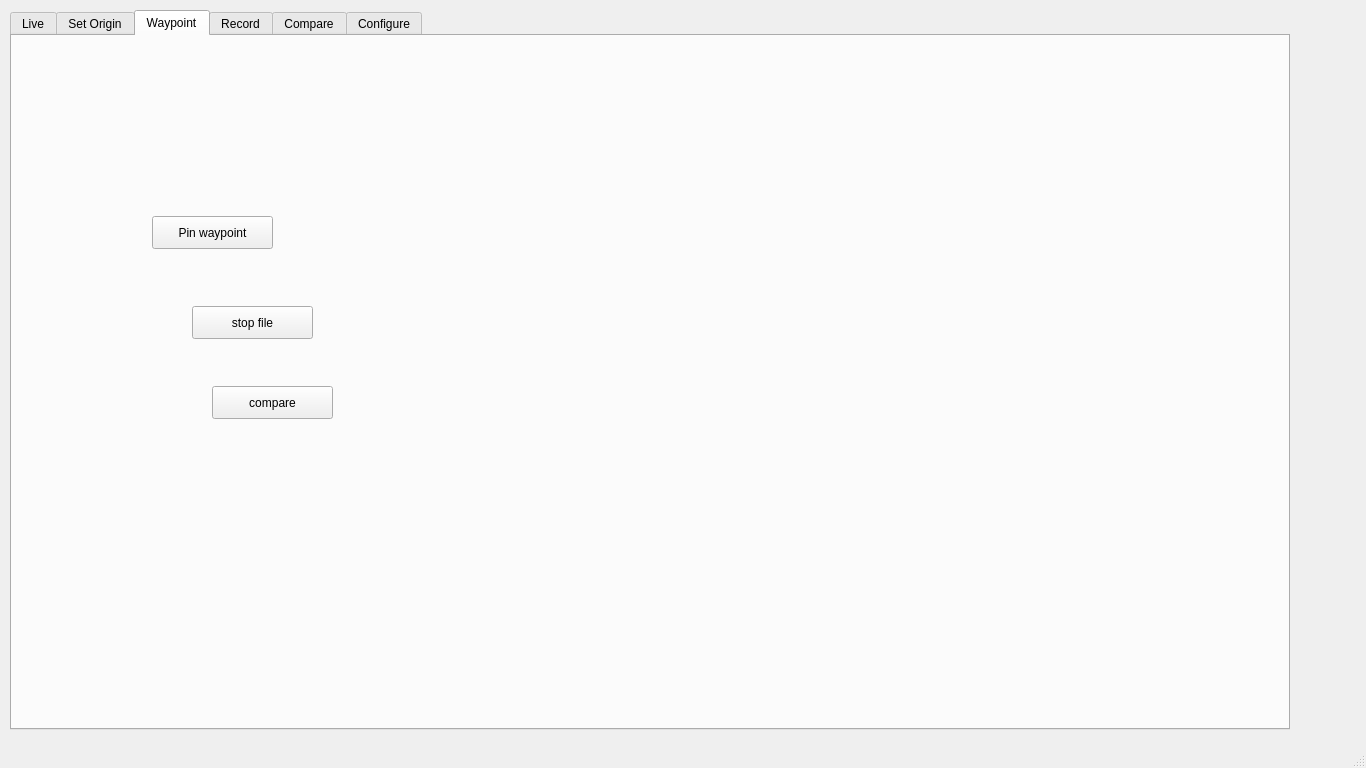
First picture: the form in src/GUI_Window.ui, repository Kabilan-T/GUI_for_Trajectory_Benchmarking_with_Indoor_GPS, before the edit.
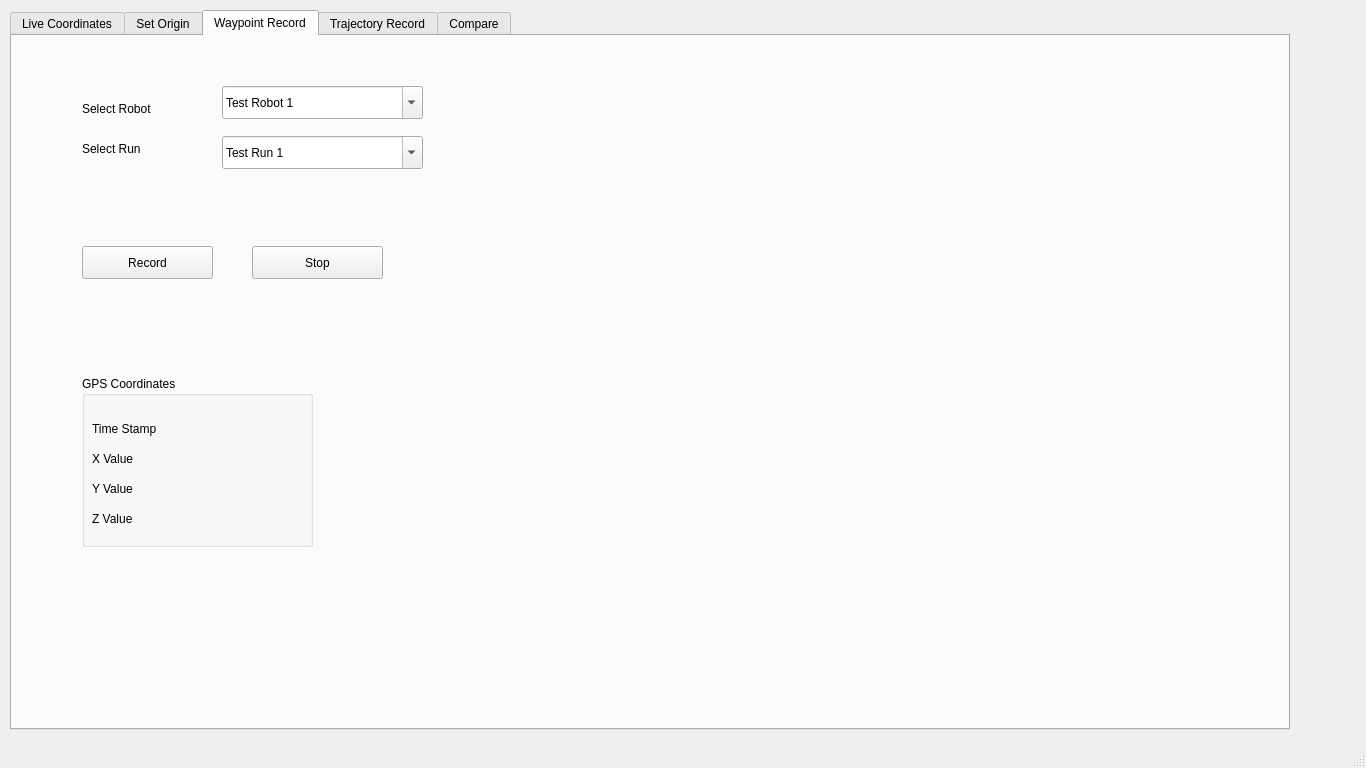
Second picture: the form after the edit. The open tabs and pages were chosen to show the change.

Commit message: Moved functions to MyGUI_Application class

```diff
--- a/src/GUI_Window.ui
+++ b/src/GUI_Window.ui
@@ -37,7 +37,7 @@
     </property>
     <widget class="QWidget" name="live_tab">
      <attribute name="title">
-      <string>Live</string>
+      <string>Live Coordinates</string>
      </attribute>
      <widget class="QLabel" name="live_label_visualization_window">
       <property name="geometry">
@@ -554,28 +554,87 @@
     </widget>
     <widget class="QWidget" name="waypoint_tab">
      <attribute name="title">
-      <string>Waypoint</string>
+      <string>Waypoint Record</string>
      </attribute>
-     <widget class="QPushButton" name="waypoint_pinwaypoint_button">
+     <widget class="QComboBox" name="waypoint_run_comboBox">
       <property name="geometry">
        <rect>
-        <x>140</x>
-        <y>180</y>
-        <width>121</width>
+        <x>210</x>
+        <y>100</y>
+        <width>201</width>
+        <height>33</height>
+       </rect>
+      </property>
+      <property name="editable">
+       <bool>true</bool>
+      </property>
+      <property name="currentText">
+       <string>Test Run 1</string>
+      </property>
+      <item>
+       <property name="text">
+        <string>Test Run 1</string>
+       </property>
+      </item>
+      <item>
+       <property name="text">
+        <string>Test Run 2</string>
+       </property>
+      </item>
+      <item>
+       <property name="text">
+        <string>Test Run 3</string>
+       </property>
+      </item>
+     </widget>
+     <widget class="QComboBox" name="waypoint_robot_comboBox">
+      <property name="geometry">
+       <rect>
+        <x>210</x>
+        <y>50</y>
+        <width>201</width>
+        <height>33</height>
+       </rect>
+      </property>
+      <property name="editable">
+       <bool>true</bool>
+      </property>
+      <item>
+       <property name="text">
+        <string>Test Robot 1</string>
+       </property>
+      </item>
+      <item>
+       <property name="text">
+        <string>Test Robot 2</string>
+       </property>
+      </item>
+      <item>
+       <property name="text">
+        <string>Test Robot 3</string>
+       </property>
+      </item>
+     </widget>
+     <widget class="QPushButton" name="waypoint_recordstop_button">
+      <property name="geometry">
+       <rect>
+        <x>240</x>
+        <y>210</y>
+        <width>131</width>
         <height>33</height>
        </rect>
       </property>
       <property name="text">
-       <string>Pin waypoint</string>
+       <string>Stop</string>
       </property>
      </widget>
      <widget class="QWidget" name="formLayoutWidget_6">
       <property name="geometry">
        <rect>
-        <x>370</x>
+        <x>440</x>
         <y>40</y>
-        <width>741</width>
-        <height>471</height>
+        <width>801</width>
+        <height>591</height>
        </rect>
       </property>
       <layout class="QFormLayout" name="waypoint_visualization_window"/>
@@ -583,33 +642,111 @@
      <widget class="QPushButton" name="waypoint_stop_button">
       <property name="geometry">
        <rect>
-        <x>180</x>
-        <y>270</y>
-        <width>121</width>
+        <x>70</x>
+        <y>210</y>
+        <width>131</width>
         <height>33</height>
        </rect>
       </property>
       <property name="text">
-       <string>stop file</string>
+       <string>Record</string>
       </property>
      </widget>
-     <widget class="QPushButton" name="waypoint_compare_button">
+     <widget class="QGroupBox" name="waypoint_coordinates_groupBox">
       <property name="geometry">
        <rect>
-        <x>200</x>
-        <y>350</y>
-        <width>121</width>
-        <height>33</height>
+        <x>70</x>
+        <y>340</y>
+        <width>231</width>
+        <height>171</height>
        </rect>
       </property>
+      <property name="title">
+       <string>GPS Coordinates</string>
+      </property>
+      <widget class="QLabel" name="waypoint_timestamp">
+       <property name="geometry">
+        <rect>
+         <x>10</x>
+         <y>40</y>
+         <width>211</width>
+         <height>25</height>
+        </rect>
+       </property>
+       <property name="text">
+        <string>Time Stamp</string>
+       </property>
+      </widget>
+      <widget class="QLabel" name="waypoint_coordiantes_x">
+       <property name="geometry">
+        <rect>
+         <x>10</x>
+         <y>70</y>
+         <width>211</width>
+         <height>25</height>
+        </rect>
+       </property>
+       <property name="text">
+        <string>X Value</string>
+       </property>
+      </widget>
+      <widget class="QLabel" name="waypoint_coordiantes_y">
+       <property name="geometry">
+        <rect>
+         <x>10</x>
+         <y>100</y>
+         <width>211</width>
+         <height>25</height>
+        </rect>
+       </property>
+       <property name="text">
+        <string>Y Value</string>
+       </property>
+      </widget>
+      <widget class="QLabel" name="waypoint_coordiantes_z">
+       <property name="geometry">
+        <rect>
+         <x>10</x>
+         <y>130</y>
+         <width>211</width>
+         <height>25</height>
+        </rect>
+       </property>
+       <property name="text">
+        <string>Z Value</string>
+       </property>
+      </widget>
+     </widget>
+     <widget class="QLabel" name="waypoint_label_robot_select">
+      <property name="geometry">
+       <rect>
+        <x>70</x>
+        <y>60</y>
+        <width>111</width>
+        <height>25</height>
+       </rect>
+      </property>
       <property name="text">
-       <string>compare</string>
+       <string>Select Robot</string>
+      </property>
+     </widget>
+     <widget class="QLabel" name="waypoint_label_run_select">
+      <property name="geometry">
+       <rect>
+        <x>70</x>
+        <y>100</y>
+        <width>111</width>
+        <height>25</height>
+       </rect>
+      </property>
+      <property name="text">
+       <string>Select Run</string>
       </property>
      </widget>
     </widget>
     <widget class="QWidget" name="record_tab">
      <attribute name="title">
-      <string>Record</string>
+      <string>Trajectory Record</string>
      </attribute>
      <widget class="QComboBox" name="record_robot_comboBox">
       <property name="geometry">
@@ -971,11 +1108,6 @@
       </widget>
      </widget>
     </widget>
-    <widget class="QWidget" name="configure_tab">
-     <attribute name="title">
-      <string>Configure</string>
-     </attribute>
-    </widget>
    </widget>
   </widget>
   <widget class="QMenuBar" name="menubar">
```
Left out of the diff: 270 changed lines with no effect on the pictures. The commit also changes 10 other files.
